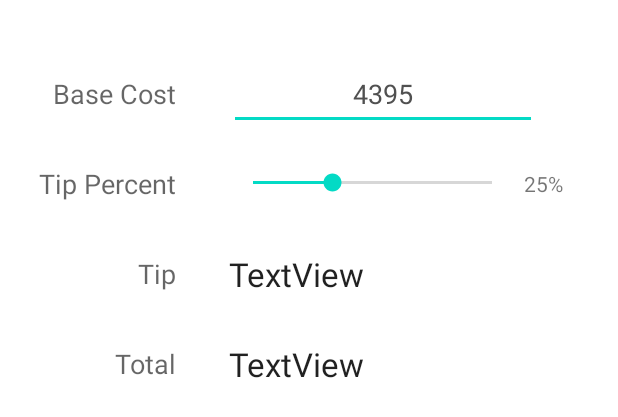
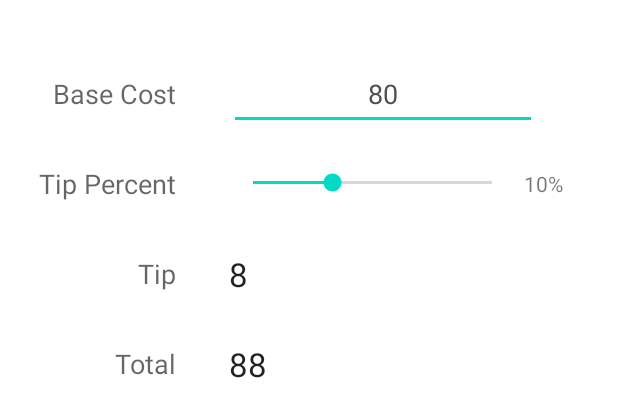
Before and after one commit to MatHazak/tip-calculator-app, an Android app: the layout activity_main.xml on its own in the app's theme, with its tools: preview values and no code run, on a phone screen of 412 x 824 dp. Shown: the top 417 px of the screen. Run offline under Robolectric (Android 15) with nearby library versions, the phone set to English and light mode, and no system bars.

```diff
--- a/app/build.gradle
+++ b/app/build.gradle
@@ -30,7 +30,6 @@ android {
     kotlinOptions {
         jvmTarget = '1.8'
     }
-
     buildFeatures {
         viewBinding true
     }
--- a/app/src/main/res/layout/activity_main.xml
+++ b/app/src/main/res/layout/activity_main.xml
@@ -11,7 +11,7 @@
             android:layout_height="48dp"
             android:ems="10"
             android:id="@+id/baseCost"
-            android:text="4395"
+            android:text="80"
             android:textAlignment="center"
             android:backgroundTint="@color/teal_200"
             android:textColor="#505050"
@@ -77,7 +77,7 @@
             android:id="@+id/textView17" />
 
     <TextView
-            android:text="25%"
+            android:text="10%"
             android:layout_width="wrap_content"
             android:layout_height="wrap_content"
             android:id="@+id/tipPercent"
@@ -87,7 +87,7 @@
             android:layout_marginStart="5dp" />
 
     <TextView
-            android:text="TextView"
+            android:text="8"
             android:layout_width="wrap_content"
             android:layout_height="wrap_content"
             android:id="@+id/tipCost"
@@ -98,7 +98,7 @@
             android:textAppearance="@style/TextAppearance.AppCompat.Large" />
 
     <TextView
-            android:text="TextView"
+            android:text="88"
             android:layout_width="wrap_content"
             android:layout_height="wrap_content"
             android:id="@+id/totalCost"
--- a/app/src/main/res/values/strings.xml
+++ b/app/src/main/res/values/strings.xml
@@ -1,3 +1,5 @@
 <resources>
     <string name="app_name">Tip Calculator</string>
+lo    <string name="percent">%d%%</string>
+    <string name="money">%.2f$</string>
 </resources>
```
Also changed, not shown: app/src/main/java/me/mathazak/tipcalculator/MainActivity.kt (+38 -4 lines).
